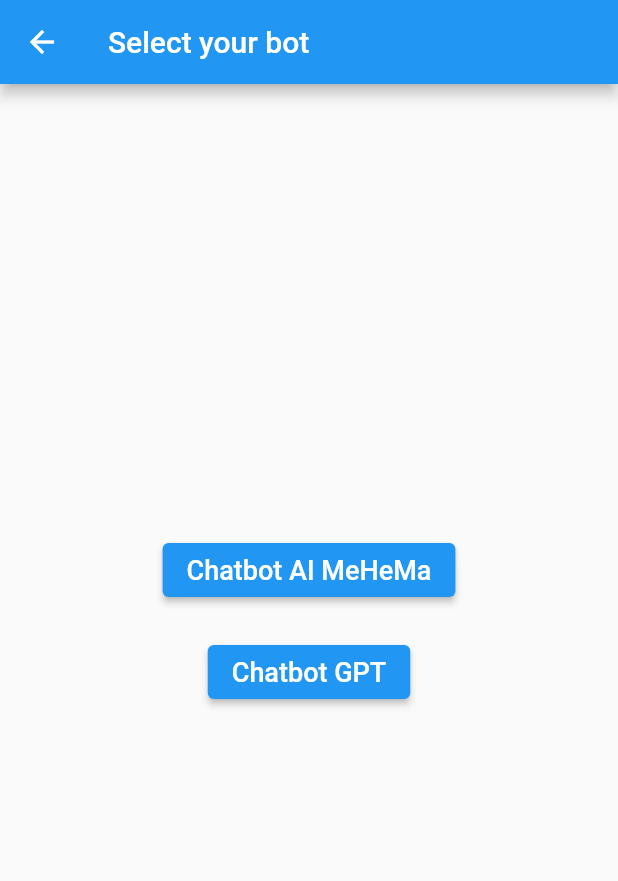
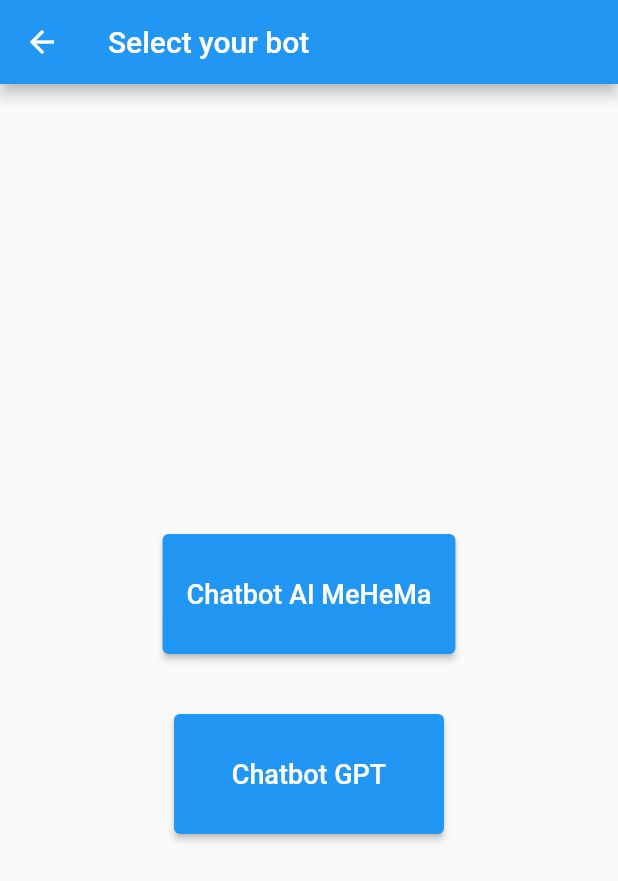
Before and after one commit to thilina321/AI-MeHeMa, a Flutter app: the SelectBot screen opened directly, on a phone screen of 412 x 824 dp. Shown: the top 881 px of the screen. Run offline on Flutter 3.47's test engine with Material 2 defaults, Android fonts, the phone set to English and light mode, and no system bars; our stand-ins replace auto_size_text, firebase_auth, firebase_core, flutter_dotenv, velocity_x; missing offline and left inert: chat_gpt_sdk; accounts and stored records are empty; Roboto replaces fonts that are missing (arial).

Commit message:
Updated 'Select Bot' Page Buttons

```diff
--- a/lib/chatbot/selectBot.dart
+++ b/lib/chatbot/selectBot.dart
@@ -26,11 +26,14 @@ class _SelectBotState extends State<SelectBot> {
               style: TextStyle(
               fontFamily: 'arial',
               fontSize: 18,)
-             )
+             ),
+             style: ElevatedButton.styleFrom(
+                minimumSize: Size(180, 80),
+              ),
             ),
           ],
         ),
-        const SizedBox(height: 20),
+        const SizedBox(height: 40),
         Row(
           mainAxisAlignment: MainAxisAlignment.center,
           children: [
@@ -41,7 +44,10 @@ class _SelectBotState extends State<SelectBot> {
               style: TextStyle(
               fontFamily: 'arial',
               fontSize: 18,)
-             )
+             ),
+             style: ElevatedButton.styleFrom(
+                minimumSize: Size(180, 80),
+              ),
             ),
           ],
         ),
--- a/lib/main.dart
+++ b/lib/main.dart
@@ -1,9 +1,9 @@
 import 'package:flutter/material.dart';
 import 'package:firebase_core/firebase_core.dart';
 import 'package:flutter_dotenv/flutter_dotenv.dart';
-import 'package:projectmehema/chatbot/selectBot.dart';
-//import 'package:projectmehema/home.dart';
-import 'package:projectmehema/login.dart';
+//import 'package:projectmehema/chatbot/selectBot.dart';
+import 'package:projectmehema/home.dart';
+//import 'package:projectmehema/login.dart';
 import 'firebase_options.dart';
 
 
@@ -28,7 +28,7 @@ class MyApp extends StatelessWidget {
       theme: ThemeData(
         primarySwatch: Colors.blue,
       ),
-      home:  const SelectBot(),
+      home:  const HomeScreen(),
       debugShowCheckedModeBanner: false,
     );
   }
```
